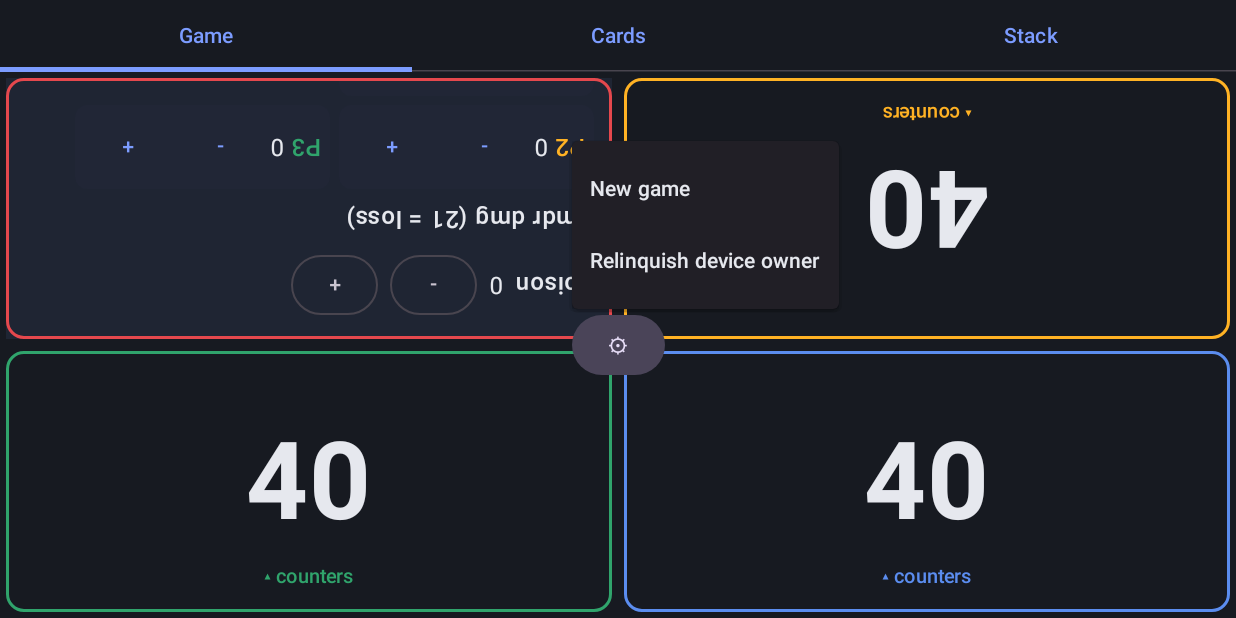
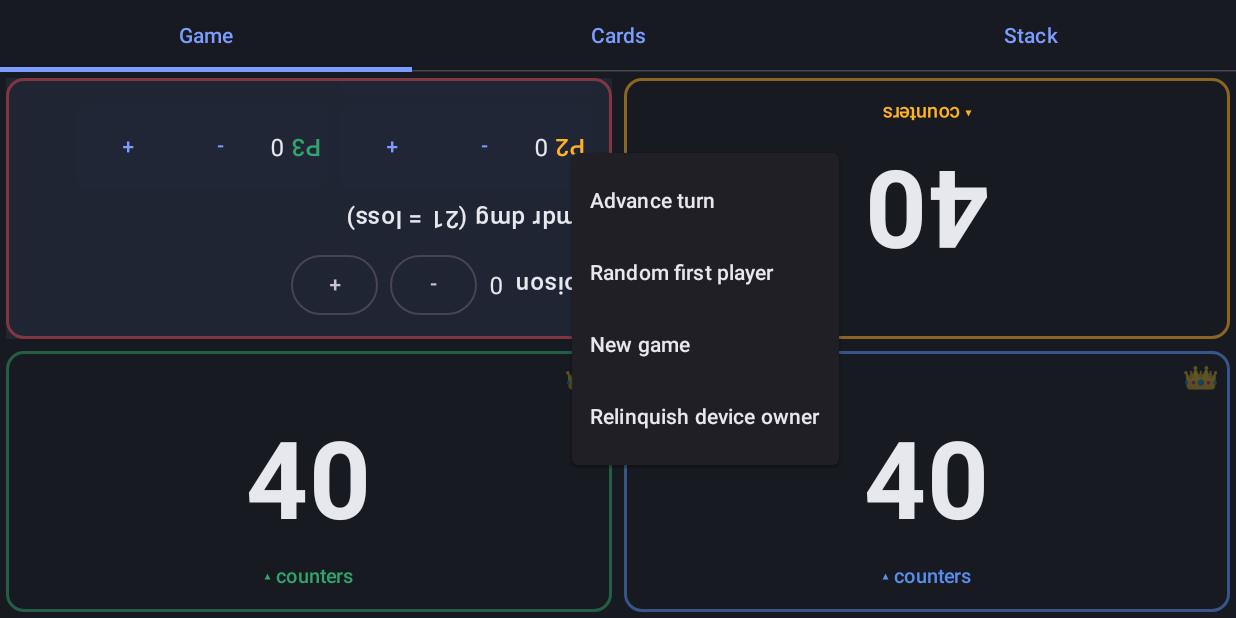
Before and after one commit to Kassicus/MagicTablet, an Android app built with Jetpack Compose: the screen it shows after launch (MainActivity), after a tap on an icon or button, on a phone screen of 824 x 412 dp (held sideways). Run offline under Robolectric (Android 15) with nearby library versions, the phone set to English and light mode, and no system bars; 2 other taps on this screen came first.

Commit message:
M1b Task 2: active-turn highlight + monarch marker + advance/random-first wiring
Co-Authored-By: Claude Opus 4.8 (1M context) <noreply@anthropic.com>

Claude-Session: https://claude.ai/code/session_01RpGTBETmV6qjsQibYhQpXp

```diff
--- a/app/src/main/java/com/magictablet/game/ui/PlayerPanel.kt
+++ b/app/src/main/java/com/magictablet/game/ui/PlayerPanel.kt
@@ -4,6 +4,7 @@ import androidx.compose.animation.AnimatedVisibility
 import androidx.compose.animation.fadeIn
 import androidx.compose.animation.fadeOut
 import androidx.compose.foundation.border
+import androidx.compose.foundation.clickable
 import androidx.compose.foundation.layout.Arrangement
 import androidx.compose.foundation.layout.Box
 import androidx.compose.foundation.layout.Row
@@ -37,11 +38,14 @@ fun PlayerPanel(
     player: PlayerState,
     opponents: List<PlayerState>,
     recentDelta: RecentDelta?,
+    isActive: Boolean,
+    isMonarch: Boolean,
     onAdjustLife: (playerId: Int, delta: Int) -> Unit,
     onClearDelta: (playerId: Int) -> Unit,
     onAdjustPoison: (playerId: Int, delta: Int) -> Unit,
     onAdjustCommanderDamage: (playerId: Int, fromOpponentId: Int, delta: Int) -> Unit,
     onAdjustCounter: (playerId: Int, counter: String, delta: Int) -> Unit,
+    onToggleMonarch: (playerId: Int) -> Unit,
     modifier: Modifier = Modifier,
 ) {
     val accent = SeatColors[player.colorIndex % SeatColors.size]
@@ -58,7 +62,11 @@ fun PlayerPanel(
     Box(
         modifier = modifier
             .padding(4.dp)
-            .border(2.dp, accent, RoundedCornerShape(12.dp)),
+            .border(
+                width = if (isActive) 4.dp else 2.dp,
+                color = if (isActive) accent else accent.copy(alpha = 0.5f),
+                shape = RoundedCornerShape(12.dp),
+            ),
     ) {
         if (expanded) {
             PlayerDrawer(
@@ -70,13 +78,11 @@ fun PlayerPanel(
                 onCollapse = { expanded = false },
             )
         } else {
-            // Tap zones stay active even when lost (life can recover).
             Row(Modifier.fillMaxSize()) {
                 Box(Modifier.weight(1f).fillMaxHeight().holdRepeatClick { onAdjustLife(player.id, -1) })
                 Box(Modifier.weight(1f).fillMaxHeight().holdRepeatClick { onAdjustLife(player.id, 1) })
             }
 
-            // Life number, dimmed when lost.
             Box(Modifier.fillMaxSize(), contentAlignment = Alignment.Center) {
                 Text(
                     text = player.life.toString(),
@@ -87,7 +93,6 @@ fun PlayerPanel(
                 )
             }
 
-            // Recent delta.
             Box(Modifier.fillMaxSize().padding(top = 8.dp), contentAlignment = Alignment.TopCenter) {
                 AnimatedVisibility(
                     visible = recentDelta != null && recentDelta.amount != 0,
@@ -104,7 +109,6 @@ fun PlayerPanel(
                 }
             }
 
-            // Loss overlay: skull + reason.
             if (lost) {
                 Box(Modifier.fillMaxSize(), contentAlignment = Alignment.Center) {
                     Row(
@@ -118,7 +122,6 @@ fun PlayerPanel(
                 }
             }
 
-            // Collapsed badges.
             val hasCmd = player.commanderDamage.values.any { it > 0 }
             if (player.poison > 0 || hasCmd) {
                 Row(
@@ -130,6 +133,15 @@ fun PlayerPanel(
                 }
             }
 
+            // Monarch marker (top-end). Clickable — safe from life-zone click-through (HoldRepeat uses
+            // default requireUnconsumed = true). Bright when monarch, faint otherwise.
+            Box(
+                Modifier.align(Alignment.TopEnd).padding(6.dp)
+                    .clickable { onToggleMonarch(player.id) },
+            ) {
+                Text("👑", fontSize = 20.sp, modifier = Modifier.alpha(if (isMonarch) 1f else 0.3f))
+            }
+
             TextButton(onClick = { expanded = true }, modifier = Modifier.align(Alignment.BottomCenter)) {
                 Text("▴ counters", fontSize = 13.sp, color = accent)
             }
--- a/app/src/main/java/com/magictablet/game/ui/SeatLayout.kt
+++ b/app/src/main/java/com/magictablet/game/ui/SeatLayout.kt
@@ -15,11 +15,14 @@ import com.magictablet.game.seatSplit
 fun SeatLayout(
     players: List<PlayerState>,
     recentDeltas: Map<Int, RecentDelta>,
+    activePlayerId: Int?,
+    monarchPlayerId: Int?,
     onAdjustLife: (playerId: Int, delta: Int) -> Unit,
     onClearDelta: (playerId: Int) -> Unit,
     onAdjustPoison: (playerId: Int, delta: Int) -> Unit,
     onAdjustCommanderDamage: (playerId: Int, fromOpponentId: Int, delta: Int) -> Unit,
     onAdjustCounter: (playerId: Int, counter: String, delta: Int) -> Unit,
+    onToggleMonarch: (playerId: Int) -> Unit,
     modifier: Modifier = Modifier,
 ) {
     val (topCount, _) = seatSplit(players.size)
@@ -32,11 +35,14 @@ fun SeatLayout(
             player = p,
             opponents = players.filter { it.id != p.id },
             recentDelta = recentDeltas[p.id],
+            isActive = p.id == activePlayerId,
+            isMonarch = p.id == monarchPlayerId,
             onAdjustLife = onAdjustLife,
             onClearDelta = onClearDelta,
             onAdjustPoison = onAdjustPoison,
             onAdjustCommanderDamage = onAdjustCommanderDamage,
             onAdjustCounter = onAdjustCounter,
+            onToggleMonarch = onToggleMonarch,
             modifier = mod,
         )
     }
--- a/app/src/main/java/com/magictablet/screens/GameScreen.kt
+++ b/app/src/main/java/com/magictablet/screens/GameScreen.kt
@@ -35,17 +35,28 @@ fun GameScreen(viewModel: GameViewModel = viewModel()) {
         SeatLayout(
             players = state.players,
             recentDeltas = recentDeltas,
+            activePlayerId = state.activePlayerId,
+            monarchPlayerId = state.monarchPlayerId,
             onAdjustLife = viewModel::adjustLife,
             onClearDelta = viewModel::clearRecentDelta,
             onAdjustPoison = viewModel::adjustPoison,
             onAdjustCommanderDamage = viewModel::adjustCommanderDamage,
             onAdjustCounter = viewModel::adjustCounter,
+            onToggleMonarch = viewModel::toggleMonarch,
             modifier = Modifier.fillMaxSize(),
         )
 
         Box(Modifier.align(Alignment.Center)) {
             FilledTonalButton(onClick = { menuOpen = true }) { Text("⚙") }
             DropdownMenu(expanded = menuOpen, onDismissRequest = { menuOpen = false }) {
+                DropdownMenuItem(
+                    text = { Text("Advance turn") },
+                    onClick = { menuOpen = false; viewModel.advanceTurn() },
+                )
+                DropdownMenuItem(
+                    text = { Text("Random first player") },
+                    onClick = { menuOpen = false; viewModel.randomFirstPlayer() },
+                )
                 DropdownMenuItem(
                     text = { Text("New game") },
                     onClick = { menuOpen = false; showNewGame = true },
```
